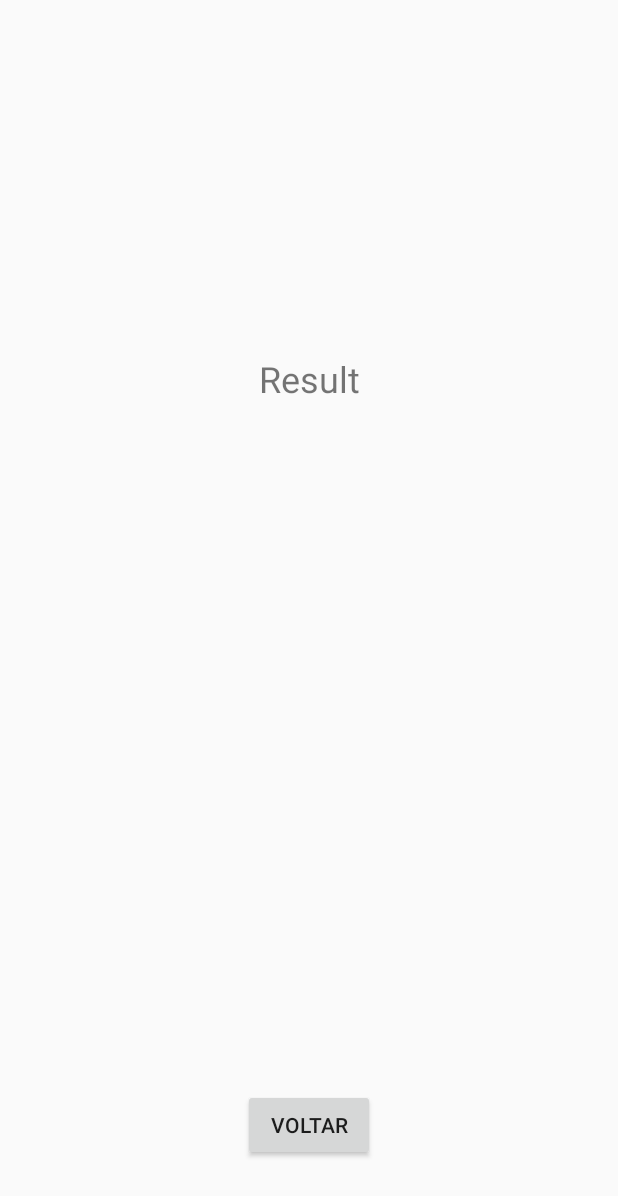
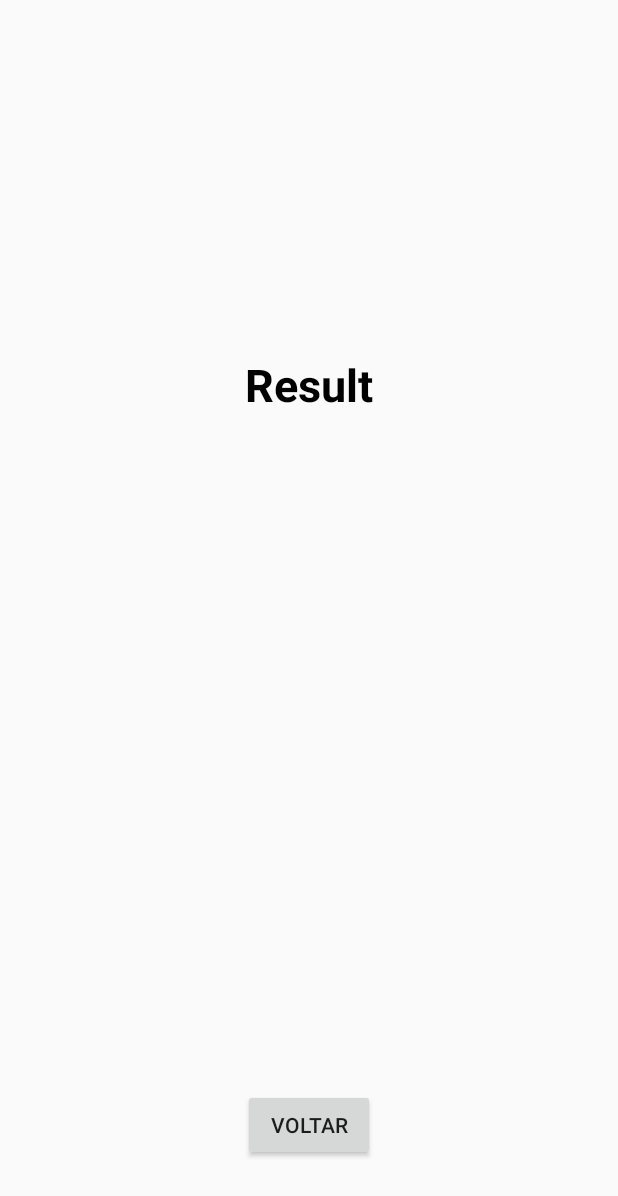
Before and after one commit to cl4pper/android-apps, an Android app: the layout activity_return.xml on its own in the app's theme, with its tools: preview values and no code run, on a phone screen of 412 x 824 dp. Shown: the top 1196 px of the screen. Run offline under Robolectric (Android 15) with nearby library versions, the phone set to English and light mode, and no system bars.

Commit message:
AlcoholOrGas update no values input return. Update returnActivity return design.

```diff
--- a/AlcoholOrGas/app/src/main/res/layout/activity_return.xml
+++ b/AlcoholOrGas/app/src/main/res/layout/activity_return.xml
@@ -27,7 +27,10 @@
         android:layout_marginStart="8dp"
         android:layout_marginTop="236dp"
         android:text="Result"
-        android:textSize="24sp"
+        android:textAlignment="center"
+        android:textColor="@color/colorPrimary"
+        android:textSize="30sp"
+        android:textStyle="bold"
         app:layout_constraintEnd_toEndOf="parent"
         app:layout_constraintHorizontal_bias="0.501"
         app:layout_constraintStart_toStartOf="parent"
--- a/AlcoholOrGas/app/src/main/res/values/strings.xml
+++ b/AlcoholOrGas/app/src/main/res/values/strings.xml
@@ -1,3 +1,3 @@
 <resources>
-    <string name="app_name">AlcoholOrGas</string>
+    <string name="app_name">HowFuel App</string>
 </resources>
```
Also changed, not shown: AlcoholOrGas/app/src/main/java/io/clapper/alcoholorgas/MainActivity.kt (+5 -2 lines).
